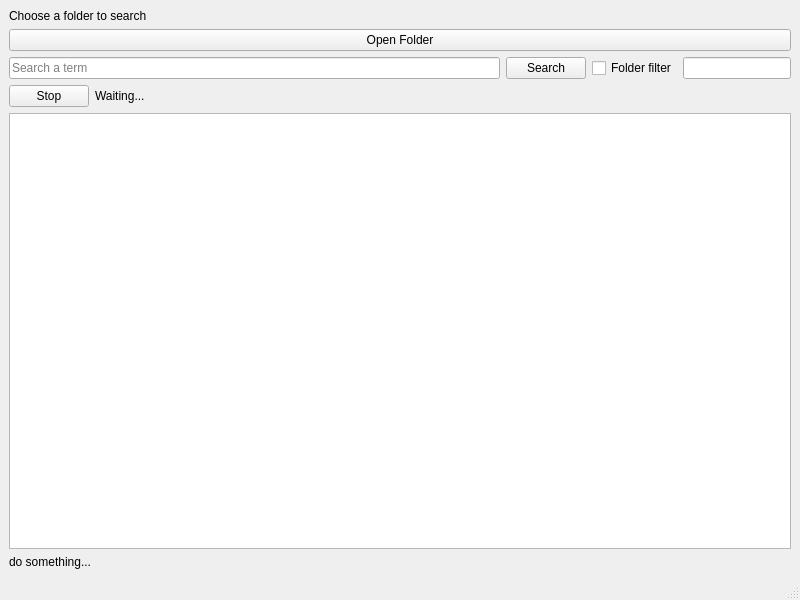
Qt form FasterSearcher/mainwindow.ui (DCovenant/fasterFileExplorer) before a commit.
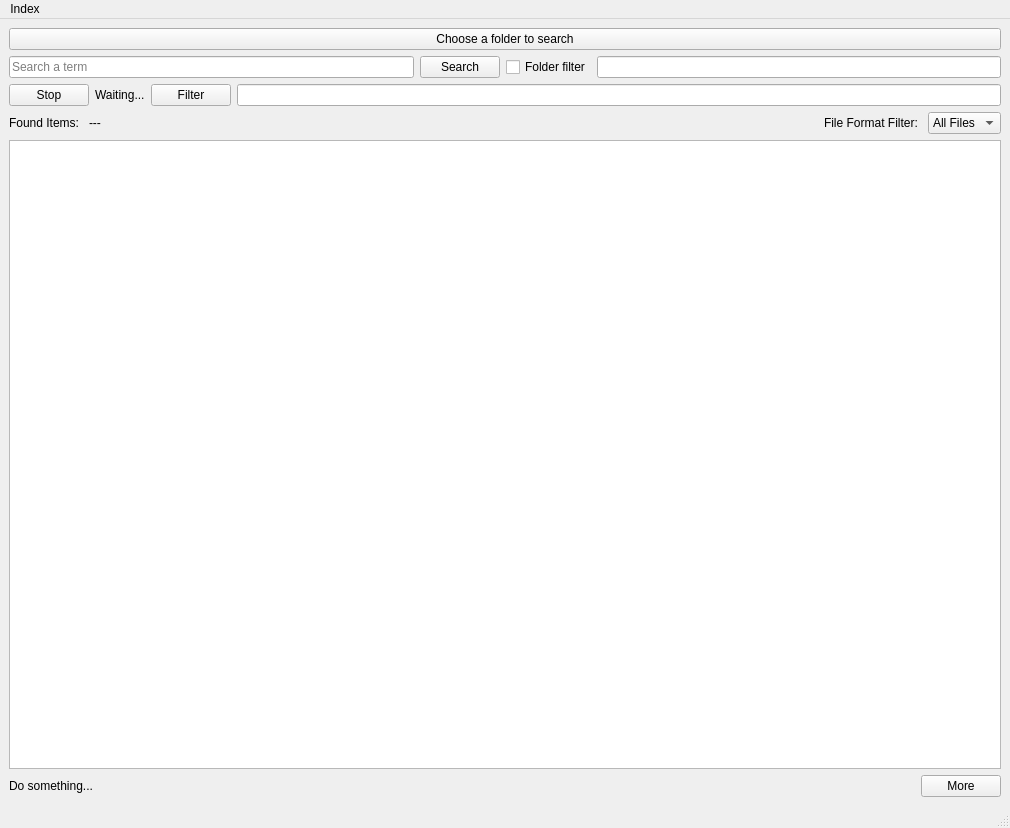
The same form after that commit.

Commit message: added possibility of indexing and some other ui cahnges.

Patch:
```diff
--- a/FasterSearcher/mainwindow.ui
+++ b/FasterSearcher/mainwindow.ui
@@ -6,8 +6,8 @@
    <rect>
     <x>0</x>
     <y>0</y>
-    <width>800</width>
-    <height>600</height>
+    <width>1010</width>
+    <height>828</height>
    </rect>
   </property>
   <property name="windowTitle">
@@ -15,22 +15,15 @@
   </property>
   <widget class="QWidget" name="MainLayout">
    <layout class="QVBoxLayout" name="verticalLayout">
-    <item>
-     <widget class="QLabel" name="folderName">
-      <property name="text">
-       <string>Choose a folder to search</string>
-      </property>
-     </widget>
-    </item>
     <item>
      <widget class="QPushButton" name="actionButton">
       <property name="text">
-       <string>Open Folder</string>
+       <string>Choose a folder to search</string>
       </property>
      </widget>
     </item>
     <item>
-     <layout class="QHBoxLayout" name="horizontalLayout" stretch="1,0,0,0">
+     <layout class="QHBoxLayout" name="horizontalLayout" stretch="1,0,0,1">
       <item>
        <widget class="QLineEdit" name="searchTerm">
         <property name="placeholderText">
@@ -58,7 +51,7 @@
      </layout>
     </item>
     <item>
-     <layout class="QHBoxLayout" name="horizontalLayout_2" stretch="0,1">
+     <layout class="QHBoxLayout" name="horizontalLayout_2" stretch="0,0,0,0">
       <item>
        <widget class="QPushButton" name="stopButton">
         <property name="text">
@@ -73,17 +66,130 @@
         </property>
        </widget>
       </item>
+      <item>
+       <widget class="QPushButton" name="filterResultsButton">
+        <property name="text">
+         <string>Filter</string>
+        </property>
+       </widget>
+      </item>
+      <item>
+       <widget class="QLineEdit" name="filterResultsLineEdit"/>
+      </item>
+     </layout>
+    </item>
+    <item>
+     <layout class="QHBoxLayout" name="horizontalLayout_4">
+      <item>
+       <widget class="QLabel" name="foundItemsLabel">
+        <property name="text">
+         <string>Found Items: </string>
+        </property>
+       </widget>
+      </item>
+      <item>
+       <widget class="QLabel" name="foundItemsInfoLabel">
+        <property name="text">
+         <string>---</string>
+        </property>
+       </widget>
+      </item>
+      <item>
+       <spacer name="horizontalSpacer">
+        <property name="orientation">
+         <enum>Qt::Orientation::Horizontal</enum>
+        </property>
+        <property name="sizeHint" stdset="0">
+         <size>
+          <width>40</width>
+          <height>20</height>
+         </size>
+        </property>
+       </spacer>
+      </item>
+      <item>
+       <widget class="QLabel" name="fileFormatFilterLabel">
+        <property name="text">
+         <string>File Format Filter: </string>
+        </property>
+       </widget>
+      </item>
+      <item>
+       <widget class="QComboBox" name="fileFormatFilterDropdownbox">
+        <item>
+         <property name="text">
+          <string>All Files</string>
+         </property>
+        </item>
+        <item>
+         <property name="text">
+          <string>.pdf</string>
+         </property>
+        </item>
+        <item>
+         <property name="text">
+          <string>.docx</string>
+         </property>
+        </item>
+        <item>
+         <property name="text">
+          <string>.xlsx</string>
+         </property>
+        </item>
+        <item>
+         <property name="text">
+          <string>.txt</string>
+         </property>
+        </item>
+        <item>
+         <property name="text">
+          <string>.jpg</string>
+         </property>
+        </item>
+        <item>
+         <property name="text">
+          <string>.png</string>
+         </property>
+        </item>
+        <item>
+         <property name="text">
+          <string>.zip</string>
+         </property>
+        </item>
+        <item>
+         <property name="text">
+          <string>.dwg</string>
+         </property>
+        </item>
+        <item>
+         <property name="text">
+          <string>.dxf</string>
+         </property>
+        </item>
+       </widget>
+      </item>
      </layout>
     </item>
     <item>
      <widget class="QListWidget" name="listTable"/>
     </item>
     <item>
-     <widget class="QLabel" name="overallAppStatus">
-      <property name="text">
-       <string>do something...</string>
-      </property>
-     </widget>
+     <layout class="QHBoxLayout" name="horizontalLayout_3" stretch="1,0">
+      <item>
+       <widget class="QLabel" name="overallAppStatus">
+        <property name="text">
+         <string>Do something...</string>
+        </property>
+       </widget>
+      </item>
+      <item>
+       <widget class="QPushButton" name="showMore">
+        <property name="text">
+         <string>More</string>
+        </property>
+       </widget>
+      </item>
+     </layout>
     </item>
    </layout>
   </widget>
@@ -92,10 +198,17 @@
     <rect>
      <x>0</x>
      <y>0</y>
-     <width>800</width>
+     <width>1010</width>
      <height>25</height>
     </rect>
    </property>
+   <widget class="QMenu" name="menuIndexing">
+    <property name="title">
+     <string>Index</string>
+    </property>
+    <addaction name="actionAdd_Index"/>
+   </widget>
+   <addaction name="menuIndexing"/>
   </widget>
   <widget class="QStatusBar" name="statusbar"/>
  </widget>
```
Left out of the diff: 5 changed lines with no effect on the pictures. The commit also changes 14 other files.
